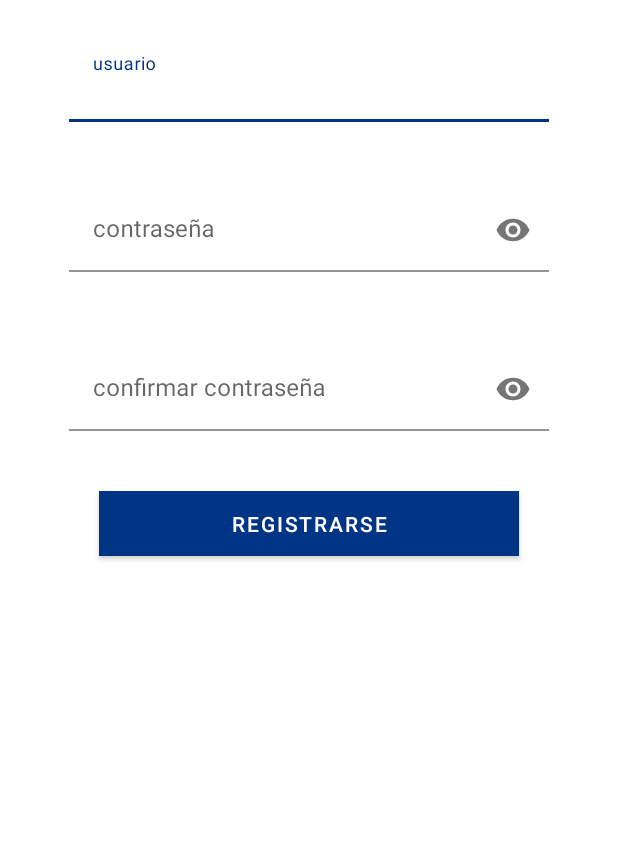
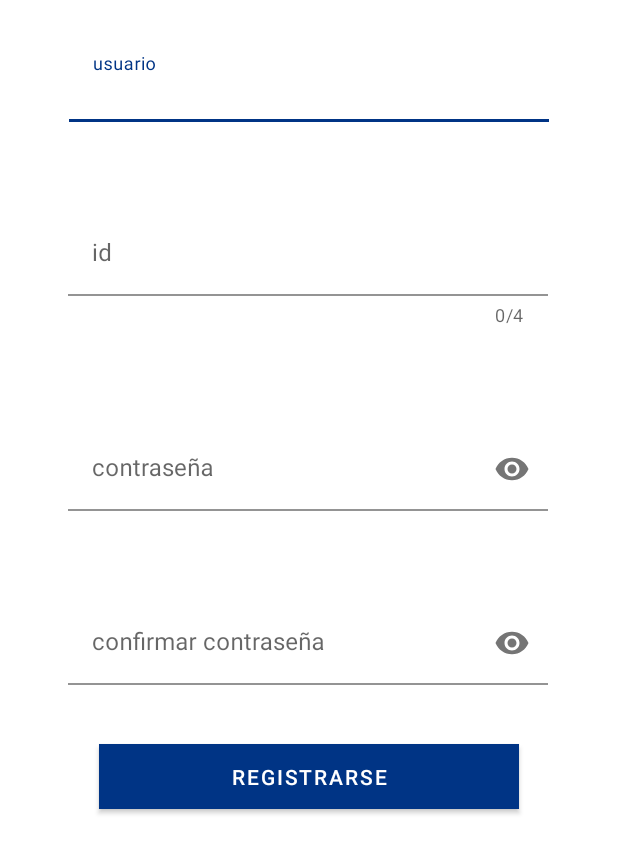
Before and after one commit to Sjeffmichael/Control_de_servicios_Oficina_de_medios_audiovisuales, an Android app: the RegistrarseActivity screen opened directly, with no data from a screen before it, on a phone screen of 412 x 824 dp, the part 368-1236 px from its top. Run offline under Robolectric (Android 15) with nearby library versions, the light colour scheme and no system bars; our stand-ins replace Firebase (no records; nobody signed in at launch, a user with empty details on screens opened directly).

Commit message:
modificación de RegistrarseActivity.kt

```diff
--- a/app/src/main/java/com/example/controldeservicios_oficinademediosaudiovisuales/RegistrarseActivity.kt
+++ b/app/src/main/java/com/example/controldeservicios_oficinademediosaudiovisuales/RegistrarseActivity.kt
@@ -1,14 +1,33 @@
 package com.example.controldeservicios_oficinademediosaudiovisuales
 
-import android.graphics.Color
+import android.os.Bundle
+import android.widget.Button
 import androidx.appcompat.app.AppCompatActivity
-import android.os.Bundle
-import android.widget.TextView
+import com.google.android.material.textfield.TextInputEditText
+import com.google.firebase.firestore.FirebaseFirestore
+
 
 class RegistrarseActivity : AppCompatActivity() {
     override fun onCreate(savedInstanceState: Bundle?) {
+
+        val db: FirebaseFirestore = FirebaseFirestore.getInstance()
+
         super.onCreate(savedInstanceState)
         setContentView(R.layout.activity_registrarse)
 
+        val button_registrarse: Button = findViewById(R.id.button_registrarse)
+        val id: TextInputEditText = findViewById(R.id.editText_id)
+        val usuario: TextInputEditText = findViewById(R.id.editText_usario)
+        val conatrasena: TextInputEditText = findViewById(R.id.editText_contrasena)
+        val confContrasena: TextInputEditText = findViewById(R.id.editText_confContrasena)
+        button_registrarse.setOnClickListener(){
+            db.collection("usuarios").document(id.text.toString()).set(
+                hashMapOf(
+                    "nombre" to findViewById<TextInputEditText>(R.id.editText_usario).text.toString(),
+                    "contraseña" to findViewById<TextInputEditText>(R.id.editText_contrasena).text.toString()
+                )
+            )
+
+        }
     }
 }
--- a/app/src/main/res/layout/activity_registrarse.xml
+++ b/app/src/main/res/layout/activity_registrarse.xml
@@ -3,7 +3,7 @@
     xmlns:app="http://schemas.android.com/apk/res-auto"
     xmlns:tools="http://schemas.android.com/tools"
     android:layout_width="wrap_content"
-    android:layout_height="wrap_content"
+    android:layout_height="match_parent"
     tools:context=".RegistrarseActivity">
 
     <ImageView
@@ -20,7 +20,7 @@
         app:srcCompat="@drawable/logo_uni__1___1_" />
 
     <com.google.android.material.textfield.TextInputLayout
-        android:id="@+id/textInputLayout_usuarioC"
+        android:id="@+id/textInputLayout_idC"
         android:layout_width="320dp"
         android:layout_height="56dp"
         android:layout_marginStart="28dp"
@@ -32,9 +32,34 @@
         app:layout_constraintTop_toBottomOf="@+id/imageView_LogoCrear">
 
         <com.google.android.material.textfield.TextInputEditText
+            android:id="@+id/editText_usario"
             android:layout_width="match_parent"
             android:layout_height="match_parent"
             android:hint="@string/textInput_usuario" />
+    </com.google.android.material.textfield.TextInputLayout>
+
+    <com.google.android.material.textfield.TextInputLayout
+        android:id="@+id/textInputLayout_usuarioC"
+        android:layout_width="320dp"
+        android:layout_height="83dp"
+        android:layout_marginStart="28dp"
+        android:layout_marginTop="60dp"
+        android:layout_marginEnd="28dp"
+        app:boxBackgroundColor="#FFFFFF"
+        app:counterEnabled="true"
+        app:counterMaxLength="4"
+        app:layout_constraintEnd_toEndOf="parent"
+        app:layout_constraintHorizontal_bias="0.485"
+        app:layout_constraintStart_toStartOf="parent"
+        app:layout_constraintTop_toBottomOf="@+id/textInputLayout_idC">
+
+        <com.google.android.material.textfield.TextInputEditText
+            android:id="@+id/editText_id"
+            android:layout_width="match_parent"
+            android:layout_height="56dp"
+            android:hint="@string/textLayoutHint_id"
+            android:inputType="number"
+            android:maxLength="4" />
     </com.google.android.material.textfield.TextInputLayout>
 
     <com.google.android.material.textfield.TextInputLayout
@@ -42,15 +67,17 @@
         android:layout_width="320dp"
         android:layout_height="56dp"
         android:layout_marginStart="28dp"
-        android:layout_marginTop="44dp"
+        android:layout_marginTop="60dp"
         android:layout_marginEnd="28dp"
         app:boxBackgroundColor="#FFFFFF"
         app:layout_constraintEnd_toEndOf="parent"
+        app:layout_constraintHorizontal_bias="0.485"
         app:layout_constraintStart_toStartOf="parent"
         app:layout_constraintTop_toBottomOf="@+id/textInputLayout_usuarioC"
         app:passwordToggleEnabled="true">
 
         <com.google.android.material.textfield.TextInputEditText
+            android:id="@+id/editText_contrasena"
             android:layout_width="match_parent"
             android:layout_height="match_parent"
             android:hint="@string/textInput_contrasena"
@@ -62,15 +89,17 @@
         android:layout_width="320dp"
         android:layout_height="56dp"
         android:layout_marginStart="28dp"
-        android:layout_marginTop="50dp"
+        android:layout_marginTop="60dp"
         android:layout_marginEnd="28dp"
         app:boxBackgroundColor="#FFFFFF"
         app:layout_constraintEnd_toEndOf="parent"
+        app:layout_constraintHorizontal_bias="0.485"
         app:layout_constraintStart_toStartOf="parent"
         app:layout_constraintTop_toBottomOf="@+id/textInputLayout_contraseñaC"
         app:passwordToggleEnabled="true">
 
         <com.google.android.material.textfield.TextInputEditText
+            android:id="@+id/editText_confContrasena"
             android:layout_width="match_parent"
             android:layout_height="match_parent"
             android:hint="@string/textInput_contrasena_confirmar"
--- a/app/src/main/res/values/strings.xml
+++ b/app/src/main/res/values/strings.xml
@@ -14,4 +14,5 @@
     <string name="textview_registrarse">Registrarse</string>
     <string name="textInput_contrasena_confirmar">confirmar contraseña</string>
     <string name="button_registrarse">Registrarse</string>
+    <string name="textLayoutHint_id">id</string>
 </resources>
--- a/build.gradle
+++ b/build.gradle
@@ -1,12 +1,12 @@
 // Top-level build file where you can add configuration options common to all sub-projects/modules.
 buildscript {
-    ext.kotlin_version = "1.3.72"
+    ext.kotlin_version = '1.4.31'
     repositories {
         google()
         jcenter()
     }
     dependencies {
-        classpath "com.android.tools.build:gradle:4.1.2"
+        classpath "com.android.tools.build:gradle:4.1.3"
         classpath "org.jetbrains.kotlin:kotlin-gradle-plugin:$kotlin_version"
 
         // NOTE: Do not place your application dependencies here; they belong
```
Also changed, not shown: app/build.gradle (+11 -8 lines).
